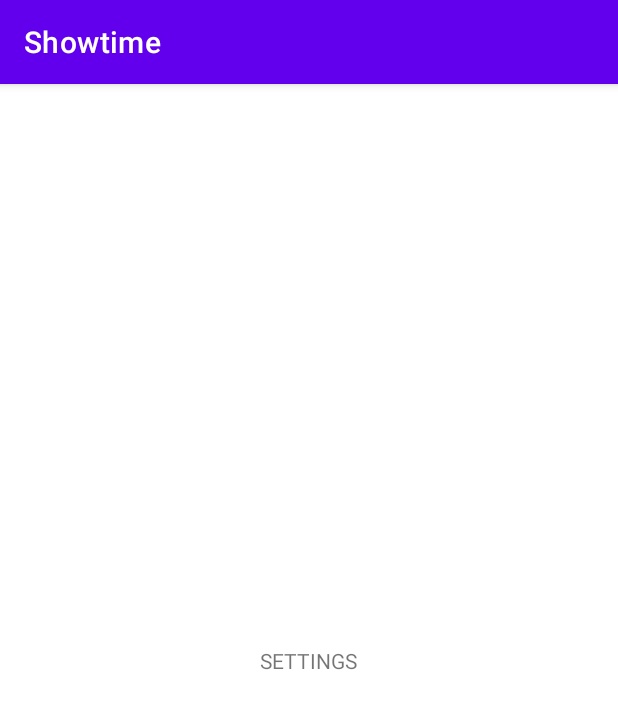
After one commit to a-valitov/showtime, an Android app: the SettingsFragment screen opened through its navigation route, on a phone screen of 412 x 824 dp. The commit adds this screen. Shown: the top 709 px of the screen. Run offline under Robolectric (Android 15) with nearby library versions, the phone set to English and light mode, and no system bars; 2 statements that could not run were skipped.

Commit message:
Setup: Navigation graph and destinations added

```diff
--- a/app/src/main/AndroidManifest.xml
+++ b/app/src/main/AndroidManifest.xml
@@ -13,7 +13,7 @@
         android:theme="@style/Theme.Showtime"
         tools:targetApi="31">
         <activity
-            android:name=".MainActivity"
+            android:name=".main.MainActivity"
             android:exported="true">
             <intent-filter>
                 <action android:name="android.intent.action.MAIN" />
--- a/app/src/main/java/com/avalitov/showtime/MainActivity.kt
+++ b/app/src/main/java/com/avalitov/showtime/main/MainActivity.kt
@@ -1,7 +1,8 @@
-package com.avalitov.showtime
+package com.avalitov.showtime.main
 
 import androidx.appcompat.app.AppCompatActivity
 import android.os.Bundle
+import com.avalitov.showtime.R
 
 class MainActivity : AppCompatActivity() {
     override fun onCreate(savedInstanceState: Bundle?) {
--- /dev/null
+++ b/app/src/main/java/com/avalitov/showtime/pages/populars/PopularsFragment.kt
@@ -0,0 +1,41 @@
+package com.avalitov.showtime.pages.populars
+
+import android.os.Bundle
+import androidx.fragment.app.Fragment
+import android.view.LayoutInflater
+import android.view.View
+import android.view.ViewGroup
+import androidx.navigation.findNavController
+import com.avalitov.showtime.R
+import com.avalitov.showtime.databinding.FragmentPopularsBinding
+
+
+class PopularsFragment : Fragment() {
+
+    private lateinit var binding: FragmentPopularsBinding
+
+    override fun onCreate(savedInstanceState: Bundle?) {
+        super.onCreate(savedInstanceState)
+    }
+
+    override fun onCreateView(
+        inflater: LayoutInflater, container: ViewGroup?,
+        savedInstanceState: Bundle?
+    ): View? {
+        // Inflate the layout for this fragment
+        binding = FragmentPopularsBinding.inflate(inflater, container, false)
+        return binding.root
+    }
+
+    override fun onViewCreated(view: View, savedInstanceState: Bundle?) {
+        super.onViewCreated(view, savedInstanceState)
+
+        setUpUI()
+    }
+
+    private fun setUpUI() {
+        binding.buttonTest.setOnClickListener { view ->
+            view.findNavController().navigate(R.id.action_popularsFragment_to_favoritesFragment)
+        }
+    }
+}
--- /dev/null
+++ b/app/src/main/java/com/avalitov/showtime/pages/settings/SettingsFragment.kt
@@ -0,0 +1,24 @@
+package com.avalitov.showtime.pages.settings
+
+import android.os.Bundle
+import androidx.fragment.app.Fragment
+import android.view.LayoutInflater
+import android.view.View
+import android.view.ViewGroup
+import com.avalitov.showtime.R
+
+
+class SettingsFragment : Fragment() {
+
+    override fun onCreate(savedInstanceState: Bundle?) {
+        super.onCreate(savedInstanceState)
+    }
+
+    override fun onCreateView(
+        inflater: LayoutInflater, container: ViewGroup?,
+        savedInstanceState: Bundle?
+    ): View? {
+        // Inflate the layout for this fragment
+        return inflater.inflate(R.layout.fragment_settings, container, false)
+    }
+}
--- a/app/src/main/res/layout/activity_main.xml
+++ b/app/src/main/res/layout/activity_main.xml
@@ -1,18 +1,38 @@
 <?xml version="1.0" encoding="utf-8"?>
-<androidx.constraintlayout.widget.ConstraintLayout xmlns:android="http://schemas.android.com/apk/res/android"
+<androidx.drawerlayout.widget.DrawerLayout
+    xmlns:android="http://schemas.android.com/apk/res/android"
     xmlns:app="http://schemas.android.com/apk/res-auto"
     xmlns:tools="http://schemas.android.com/tools"
+    android:id="@+id/drawer_layout"
     android:layout_width="match_parent"
     android:layout_height="match_parent"
-    tools:context=".MainActivity">
+    android:fitsSystemWindows="false"
+    tools:context=".main.MainActivity">
 
-    <TextView
-        android:layout_width="wrap_content"
-        android:layout_height="wrap_content"
-        android:text="Hello World!"
-        app:layout_constraintBottom_toBottomOf="parent"
-        app:layout_constraintEnd_toEndOf="parent"
-        app:layout_constraintStart_toStartOf="parent"
-        app:layout_constraintTop_toTopOf="parent" />
+    <androidx.fragment.app.FragmentContainerView
+        android:id="@+id/nav_host"
+        android:name="androidx.navigation.fragment.NavHostFragment"
+        android:layout_width="match_parent"
+        android:layout_height="0dp"
+        app:defaultNavHost="true"
+        app:navGraph="@navigation/nav_main"
+        />
 
-</androidx.constraintlayout.widget.ConstraintLayout>
+<!--    <com.google.android.material.navigation.NavigationView-->
+<!--        android:id="@+id/nav_view"-->
+<!--        android:layout_width="wrap_content"-->
+<!--        android:layout_height="match_parent"-->
+<!--        android:layout_gravity="start"-->
+<!--        android:theme="@style/NavigationItemNoRipple"-->
+<!--        app:headerLayout="@layout/menu_header"-->
+<!--        app:itemBackground="@drawable/ripple_menu_item_rounded"-->
+<!--        app:itemHorizontalPadding="@dimen/menu_item_padding_horizontal"-->
+<!--        app:itemIconPadding="@dimen/menu_item_padding_icon"-->
+<!--        app:itemIconTint="@color/nav_icon_color"-->
+<!--        app:itemTextAppearance="@style/Menu.Regular"-->
+<!--        app:itemTextColor="@color/nav_text_color_black"-->
+<!--        app:itemVerticalPadding="@dimen/menu_item_padding_vertical"-->
+<!--        app:menu="@menu/menu"-->
+<!--        />-->
+
+</androidx.drawerlayout.widget.DrawerLayout>
--- /dev/null
+++ b/app/src/main/res/layout/fragment_settings.xml
@@ -0,0 +1,21 @@
+<?xml version="1.0" encoding="utf-8"?>
+<androidx.constraintlayout.widget.ConstraintLayout xmlns:android="http://schemas.android.com/apk/res/android"
+    xmlns:app="http://schemas.android.com/apk/res-auto"
+    xmlns:tools="http://schemas.android.com/tools"
+    android:layout_width="match_parent"
+    android:layout_height="match_parent"
+    tools:context=".pages.settings.SettingsFragment">
+
+    <TextView
+        android:id="@+id/text_hello"
+        android:layout_width="wrap_content"
+        android:layout_height="wrap_content"
+        android:text="@string/settings_hello"
+        app:layout_constraintBottom_toBottomOf="parent"
+        app:layout_constraintEnd_toEndOf="parent"
+        app:layout_constraintStart_toStartOf="parent"
+        app:layout_constraintTop_toTopOf="parent"
+        android:textSize="14sp"
+        />
+
+</androidx.constraintlayout.widget.ConstraintLayout>
--- /dev/null
+++ b/app/src/main/res/navigation/nav_main.xml
@@ -0,0 +1,40 @@
+<?xml version="1.0" encoding="utf-8"?>
+<navigation xmlns:android="http://schemas.android.com/apk/res/android"
+    xmlns:app="http://schemas.android.com/apk/res-auto"
+    xmlns:tools="http://schemas.android.com/tools"
+    android:id="@+id/nav_main"
+    app:startDestination="@id/popularsFragment">
+
+    <fragment
+        android:id="@+id/popularsFragment"
+        android:name="com.avalitov.showtime.pages.populars.PopularsFragment"
+        android:label="PopularsFragment"
+        tools:layout="@layout/fragment_populars">
+
+<!--        <action-->
+<!--            android:id="@+id/action_splashFragment_to_nav_root"-->
+<!--            app:destination="@id/nav_root"-->
+<!--            app:enterAnim="@anim/slide_in_right"-->
+<!--            app:exitAnim="@anim/slide_out_left"-->
+<!--            app:popUpTo="@id/splashFragment"-->
+<!--            app:popUpToInclusive="true"-->
+<!--            />-->
+
+        <action
+            android:id="@+id/action_popularsFragment_to_favoritesFragment"
+            app:destination="@id/favoritesFragment"
+            />
+    </fragment>
+
+    <fragment
+        android:id="@+id/favoritesFragment"
+        android:name="com.avalitov.showtime.pages.favorites.FavoritesFragment"
+        android:label="fragment_favorites"
+        tools:layout="@layout/fragment_favorites" />
+    <fragment
+        android:id="@+id/settingsFragment"
+        android:name="com.avalitov.showtime.pages.settings.SettingsFragment"
+        android:label="fragment_settings"
+        tools:layout="@layout/fragment_settings" />
+
+</navigation>
--- a/app/src/main/res/values/strings.xml
+++ b/app/src/main/res/values/strings.xml
@@ -1,3 +1,14 @@
 <resources>
     <string name="app_name">Showtime</string>
+
+    <!--  Populars  -->
+    <string name="populars_hello">POPULARS</string>
+
+    <!--  Favorites  -->
+    <string name="favorites_hello">FAVORITES</string>
+
+    <!--  Settings  -->
+    <string name="settings_hello">SETTINGS</string>
+    <!-- TODO: Remove or change this placeholder text -->
+    <string name="hello_blank_fragment">Hello blank fragment</string>
 </resources>
```
Also changed, not shown: app/build.gradle (+13 -1 lines), app/src/main/java/com/avalitov/showtime/pages/favorites/FavoritesFragment.kt (added, +24 -0 lines), app/src/main/res/layout/fragment_favorites.xml (added, +20 -0 lines), app/src/main/res/layout/fragment_populars.xml (added, +32 -0 lines), 1 other file.
